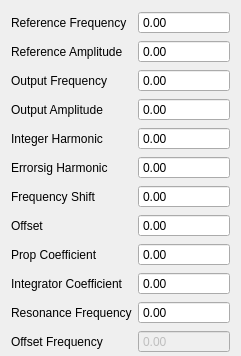
This is digitalLock/ui/LockControl.ui in MonroeQuantumNetworks/IonControl as Qt 5 draws it before an edit; both pictures show x 0 to 241 and y 0 to 356 of the 241 by 532 pixel window. The edited form follows.
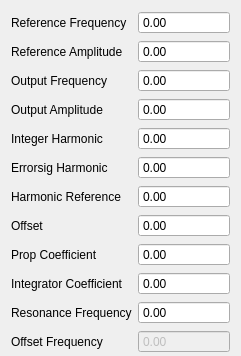
This is the edited form. Icons and pictures are not drawn. Custom widgets are drawn as their Qt base class.

Patch:
```diff
--- a/digitalLock/ui/LockControl.ui
+++ b/digitalLock/ui/LockControl.ui
@@ -412,7 +412,7 @@
    <item row="7" column="0">
     <widget class="QLabel" name="label_15">
      <property name="text">
-      <string>Frequency Shift</string>
+      <string>Harmonic Reference</string>
      </property>
      <property name="buddy">
       <cstring>magOutputAmpl</cstring>
```
Left out of the diff: 2 changed lines with no effect on the pictures.
